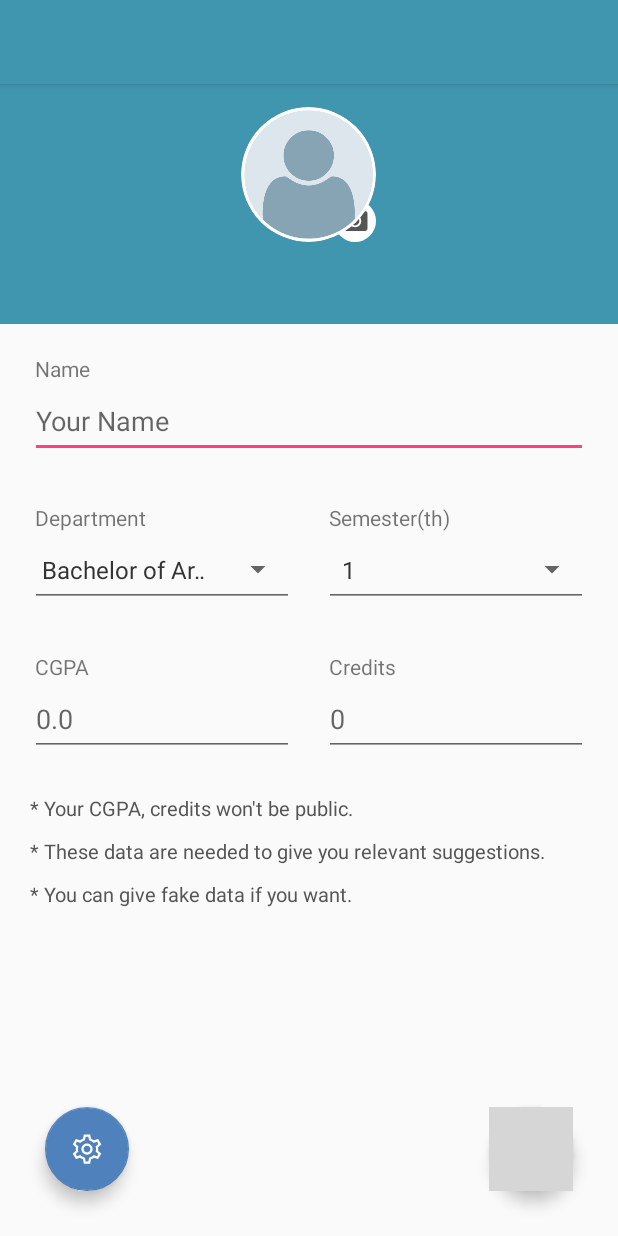
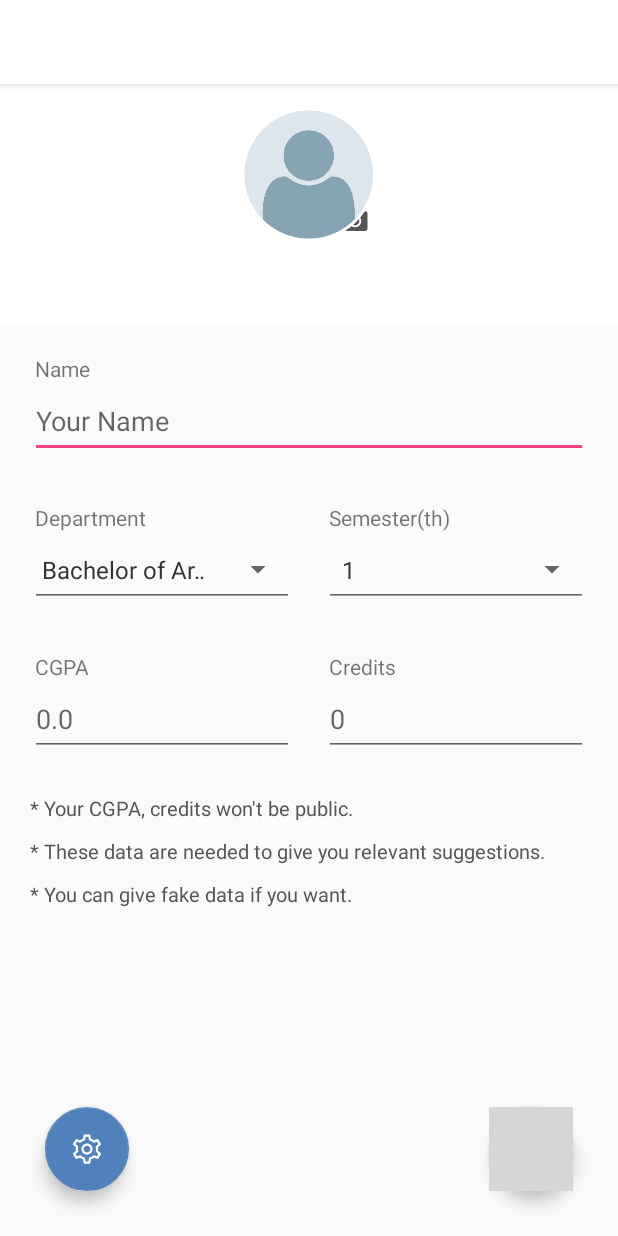
Before and after one commit to hm-tamim/student-companion-android, an Android app: the layout activity_edit_profile.xml on its own in the app's theme, with its tools: preview values and no code run, on a phone screen of 412 x 824 dp. Run offline under Robolectric (Android 15) with nearby library versions, the phone set to English and light mode, and no system bars; grey boxes are pictures that could not be loaded.

Commit message:
Theme updates

```diff
--- a/app/src/main/res/drawable/drawer_item_color.xml
+++ b/app/src/main/res/drawable/drawer_item_color.xml
@@ -1,5 +1,5 @@
 <?xml version="1.0" encoding="utf-8"?>
 <selector xmlns:android="http://schemas.android.com/apk/res/android">
-    <item android:color="@color/colorPrimary" android:state_checked="true" />
+    <item android:color="@color/colorAccent" android:state_checked="true" />
     <item android:color="#777" />
 </selector>
--- a/app/src/main/res/layout/app_bar_main.xml
+++ b/app/src/main/res/layout/app_bar_main.xml
@@ -10,8 +10,7 @@
         android:id="@+id/mainBar"
         android:layout_width="match_parent"
         android:layout_height="wrap_content"
-        android:elevation="0dp"
-        android:theme="@style/AppTheme.AppBarOverlay">
+        android:elevation="0dp">
 
         <!--app:elevation="0dp"-->
 
@@ -19,8 +18,7 @@
             android:id="@+id/toolbar"
             android:layout_width="match_parent"
             android:layout_height="?attr/actionBarSize"
-            android:background="@color/colorPrimary"
-            app:popupTheme="@style/AppTheme.PopupOverlay" />
+            android:background="@color/white" />
 
 
     </android.support.design.widget.AppBarLayout>
--- a/app/src/main/res/values/colors.xml
+++ b/app/src/main/res/values/colors.xml
@@ -1,8 +1,11 @@
 <?xml version="1.0" encoding="utf-8"?>
 <resources>
-    <color name="colorPrimary">#4196af</color>
-    <color name="colorPrimaryDark">#388096</color>
+    <color name="colorPrimary">#fff</color>
+    <color name="colorPrimaryDark">#fff</color>
     <color name="colorAccent">#FF4081</color>
+
+<!--    <color name="colorPrimary">#4196af</color>-->
+<!--    <color name="colorPrimaryDark">#388096</color>-->
 
     <color name="redd">#d60823</color>
 
--- a/app/src/main/res/values/styles.xml
+++ b/app/src/main/res/values/styles.xml
@@ -1,7 +1,7 @@
-<resources>
+<resources xmlns:tools="http://schemas.android.com/tools">
 
     <!-- Base application theme. -->
-    <style name="AppTheme" parent="Base.Theme.AppCompat.Light.DarkActionBar">
+    <style name="AppTheme" parent="Theme.AppCompat.Light">
         <!-- Customize your theme here. -->
         <item name="colorPrimary">@color/colorPrimary</item>
         <item name="colorPrimaryDark">@color/colorPrimaryDark</item>
@@ -16,6 +16,8 @@
         <item name="android:dialogTheme">@style/NeutralButtonStyle</item>
 
         <item name="android:backgroundDimEnabled">true</item>
+        <item name="android:windowLightStatusBar" tools:targetApi="23">true</item>
+        <item name="android:statusBarColor">@color/white</item>
 
     </style>
 
@@ -183,7 +185,11 @@
 
     <style name="AppTheme.AppBarOverlay" parent="ThemeOverlay.AppCompat.Dark.ActionBar" />
 
-    <style name="AppTheme.PopupOverlay" parent="ThemeOverlay.AppCompat.Light" />
+    <style name="AppTheme.PopupOverlay" parent="ThemeOverlay.AppCompat.Light">
+
+        <item name="android:textColorPrimary">#000</item>
+        <item name="android:textColorPrimaryInverse">#000</item>
+    </style>
 
     <style name="NumberPickerText">
         <item name="android:textSize">18sp</item>
```
